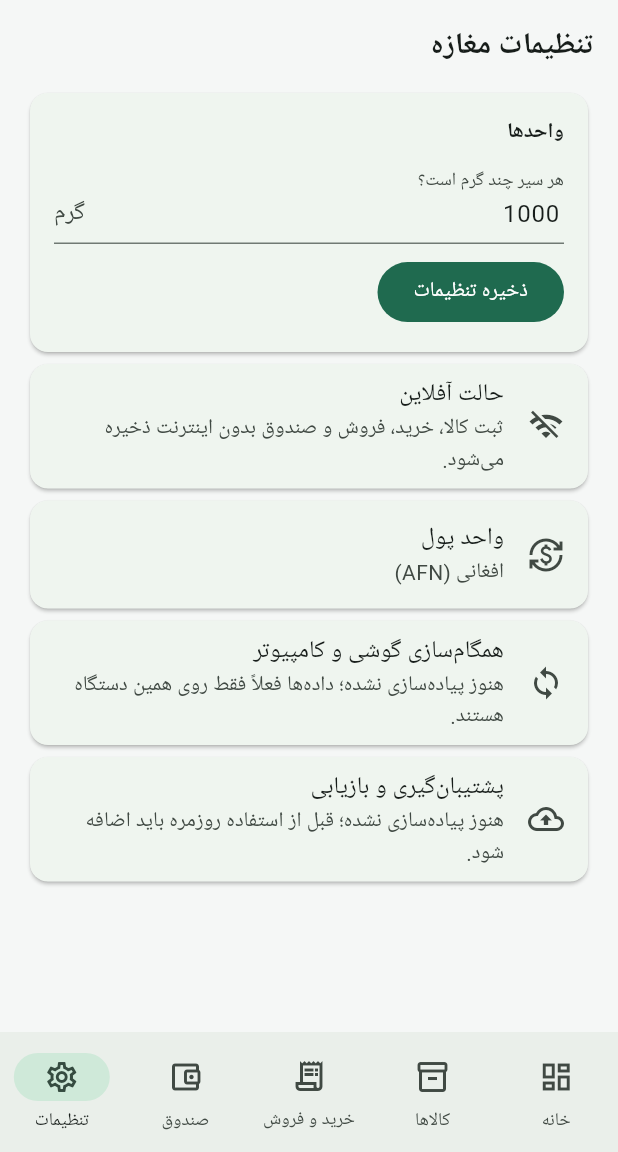
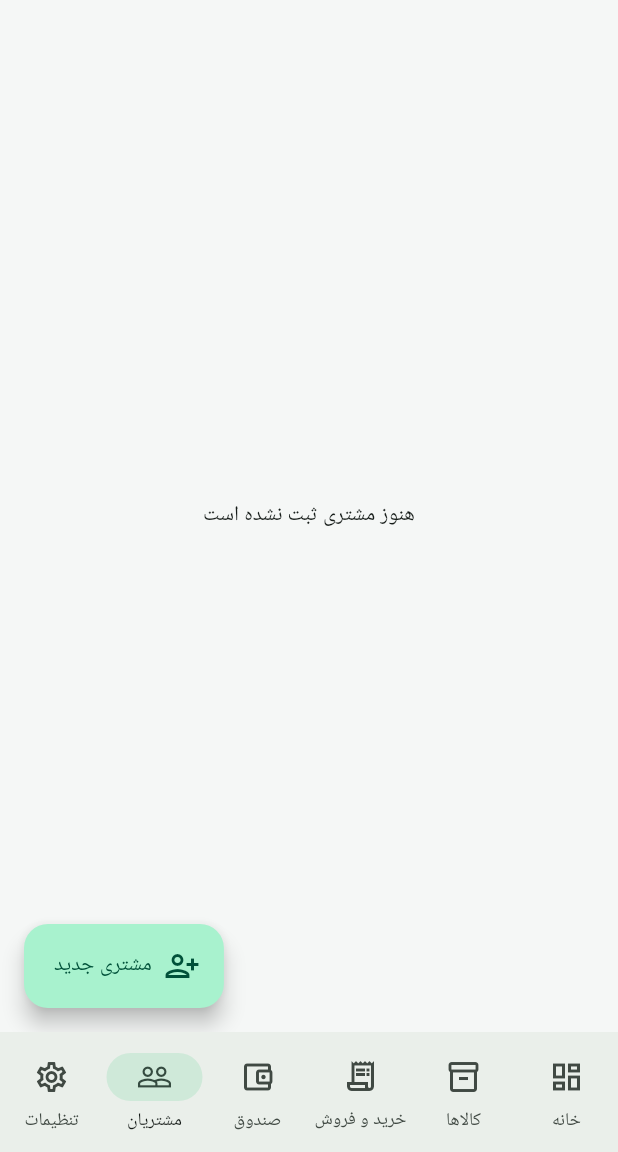
Before and after one commit to harad896-cyber/offline-shop-manager, a Flutter app: the screen it shows after launch, item 5 of the bottom bar chosen, on a phone screen of 412 x 824 dp, the part 84-1236 px from its top. Run offline on Flutter 3.47's test engine with Material 3 defaults, Android fonts, the phone set to English and light mode, and no system bars; our stand-ins replace sqflite; accounts and stored records are empty.

Commit message:
Add customer management and preserve offline database migration

```diff
--- a/lib/main.dart
+++ b/lib/main.dart
@@ -32,8 +32,8 @@ class HomePage extends StatefulWidget { const HomePage({super.key}); @override S
 class _HomePageState extends State<HomePage> {
   int tab=0,revision=0; void reload()=>setState(()=>revision++);
   @override Widget build(BuildContext context) {
-    final pages=[Dashboard(key:ValueKey('d$revision')),ProductsPage(key:ValueKey('p$revision'),onChanged:reload),EntriesPage(key:ValueKey('e$revision'),onChanged:reload),CashPage(key:ValueKey('c$revision'),onChanged:reload),SettingsPage(key:ValueKey('s$revision'))];
-    return Directionality(textDirection:ui.TextDirection.rtl,child:Scaffold(appBar:AppBar(title:const Text('مدیریت مغازه',style:TextStyle(fontWeight:FontWeight.bold)),actions:[Padding(padding:const EdgeInsetsDirectional.only(end:16),child:Center(child:Text('AFN',style:TextStyle(color:Theme.of(context).colorScheme.primary,fontWeight:FontWeight.bold))))]),body:IndexedStack(index:tab,children:pages),bottomNavigationBar:NavigationBar(selectedIndex:tab,onDestinationSelected:(v)=>setState(()=>tab=v),destinations:const [NavigationDestination(icon:Icon(Icons.dashboard_outlined),label:'خانه'),NavigationDestination(icon:Icon(Icons.inventory_2_outlined),label:'کالاها'),NavigationDestination(icon:Icon(Icons.receipt_long_outlined),label:'خرید و فروش'),NavigationDestination(icon:Icon(Icons.account_balance_wallet_outlined),label:'صندوق'),NavigationDestination(icon:Icon(Icons.settings_outlined),label:'تنظیمات')])));
+    final pages=[Dashboard(key:ValueKey('d$revision')),ProductsPage(key:ValueKey('p$revision'),onChanged:reload),EntriesPage(key:ValueKey('e$revision'),onChanged:reload),CashPage(key:ValueKey('c$revision'),onChanged:reload),CustomersPage(key:ValueKey('u$revision')),SettingsPage(key:ValueKey('s$revision'))];
+    return Directionality(textDirection:ui.TextDirection.rtl,child:Scaffold(appBar:AppBar(title:const Text('مدیریت مغازه',style:TextStyle(fontWeight:FontWeight.bold)),actions:[Padding(padding:const EdgeInsetsDirectional.only(end:16),child:Center(child:Text('AFN',style:TextStyle(color:Theme.of(context).colorScheme.primary,fontWeight:FontWeight.bold))))]),body:IndexedStack(index:tab,children:pages),bottomNavigationBar:NavigationBar(selectedIndex:tab,onDestinationSelected:(v)=>setState(()=>tab=v),destinations:const [NavigationDestination(icon:Icon(Icons.dashboard_outlined),label:'خانه'),NavigationDestination(icon:Icon(Icons.inventory_2_outlined),label:'کالاها'),NavigationDestination(icon:Icon(Icons.receipt_long_outlined),label:'خرید و فروش'),NavigationDestination(icon:Icon(Icons.account_balance_wallet_outlined),label:'صندوق'),NavigationDestination(icon:Icon(Icons.people_outline),label:'مشتریان'),NavigationDestination(icon:Icon(Icons.settings_outlined),label:'تنظیمات')])));
   }
 }
 class Dashboard extends StatelessWidget {
@@ -114,6 +114,14 @@ class _CashPageState extends State<CashPage> {
   Future<void> add() async {String type='برداشت';final amount=TextEditingController(),note=TextEditingController();final ok=await showDialog<bool>(context:context,builder:(c)=>StatefulBuilder(builder:(c,refresh)=>AlertDialog(title:const Text('ثبت تراکنش صندوق'),content:Column(mainAxisSize:MainAxisSize.min,children:[DropdownButtonFormField<String>(value:type,items:const [DropdownMenuItem(value:'برداشت',child:Text('برداشت شخصی / هزینه')),DropdownMenuItem(value:'دریافت',child:Text('دریافت پول'))],onChanged:(v)=>refresh(()=>type=v!),decoration:const InputDecoration(labelText:'نوع تراکنش')),field(amount,'مبلغ افغانی',number:true),field(note,'توضیحات')]),actions:[TextButton(onPressed:()=>Navigator.pop(c,false),child:const Text('لغو')),FilledButton(onPressed:()=>Navigator.pop(c,true),child:const Text('ثبت'))])));if(ok==true&&(double.tryParse(amount.text)??0)>0){await (await ShopDb.instance.database).insert('cash',{'type':type,'amount':double.parse(amount.text),'note':note.text,'created':DateTime.now().toIso8601String()});widget.onChanged();setState((){});}}
   @override Widget build(BuildContext context)=>Scaffold(backgroundColor:Colors.transparent,floatingActionButton:FloatingActionButton.extended(onPressed:add,icon:const Icon(Icons.add),label:const Text('ثبت صندوق')),body:FutureBuilder<List<Map<String,Object?>>>(future:ShopDb.instance.rows('cash',order:'id DESC'),builder:(c,s){if(!s.hasData)return const Center(child:CircularProgressIndicator());if(s.data!.isEmpty)return const Center(child:Text('تراکنش صندوقی ثبت نشده است'));return ListView(children:s.data!.map((x)=>ListTile(leading:Icon(x['type']=='دریافت'?Icons.add_circle:Icons.remove_circle,color:x['type']=='دریافت'?Colors.green:Colors.red),title:Text('${x['type']}'),subtitle:Text('${x['note']??''}'),trailing:PopupMenuButton<String>(onSelected:(v){if(v=='edit')editCash(x);else deleteCash(x);},itemBuilder:(c)=>const [PopupMenuItem(value:'edit',child:Text('ویرایش')),PopupMenuItem(value:'delete',child:Text('حذف'))],child:Text('${money.format(x['amount'])} AFN')))).toList());}));
 }
+
+class CustomersPage extends StatefulWidget {const CustomersPage({super.key});@override State<CustomersPage> createState()=>_CustomersPageState();}
+class _CustomersPageState extends State<CustomersPage>{
+ Future<void> form([Map<String,Object?>? x]) async {final n=TextEditingController(text:'${x?['name']??''}'),p=TextEditingController(text:'${x?['phone']??''}'),b=TextEditingController(text:'${x?['balance']??'0'}');final ok=await showDialog<bool>(context:context,builder:(c)=>AlertDialog(title:Text(x==null?'مشتری جدید':'ویرایش مشتری'),content:Column(mainAxisSize:MainAxisSize.min,children:[field(n,'نام مشتری'),field(p,'شماره تماس'),field(b,'مانده حساب (مثبت=طلب، منفی=بدهی)',number:true)]),actions:[TextButton(onPressed:()=>Navigator.pop(c,false),child:const Text('لغو')),FilledButton(onPressed:()=>Navigator.pop(c,true),child:const Text('ذخیره'))]));if(ok==true&&n.text.trim().isNotEmpty){final db=await ShopDb.instance.database;final v={'name':n.text.trim(),'phone':p.text.trim(),'balance':double.tryParse(b.text)??0.0};if(x==null){await db.insert('customers',v);}else{await db.update('customers',v,where:'id=?',whereArgs:[x['id']]);}setState((){});}}
+ Future<void> remove(Map<String,Object?> x) async {final ok=await showDialog<bool>(context:context,builder:(c)=>AlertDialog(title:const Text('حذف مشتری'),content:Text('مشتری ${x['name']} حذف شود؟'),actions:[TextButton(onPressed:()=>Navigator.pop(c,false),child:const Text('لغو')),FilledButton(onPressed:()=>Navigator.pop(c,true),child:const Text('حذف'))]));if(ok==true){await (await ShopDb.instance.database).delete('customers',where:'id=?',whereArgs:[x['id']]);setState((){});}}
+ @override Widget build(BuildContext context)=>Scaffold(backgroundColor:Colors.transparent,floatingActionButton:FloatingActionButton.extended(onPressed:()=>form(),icon:const Icon(Icons.person_add_alt),label:const Text('مشتری جدید')),body:FutureBuilder<List<Map<String,Object?>>>(future:ShopDb.instance.rows('customers',order:'name COLLATE NOCASE'),builder:(c,s){if(!s.hasData)return const Center(child:CircularProgressIndicator());if(s.data!.isEmpty)return const Center(child:Text('هنوز مشتری ثبت نشده است'));return ListView.builder(padding:const EdgeInsets.only(bottom:90),itemCount:s.data!.length,itemBuilder:(c,i){final x=s.data![i];final bal=(x['balance'] as num).toDouble();return Card(child:ListTile(leading:const CircleAvatar(child:Icon(Icons.person_outline)),title:Text('${x['name']}'),subtitle:Text('${x['phone']??''}'),trailing:PopupMenuButton<String>(onSelected:(v){if(v=='edit')form(x);else remove(x);},itemBuilder:(c)=>const [PopupMenuItem(value:'edit',child:Text('ویرایش')),PopupMenuItem(value:'delete',child:Text('حذف'))],child:Text('${money.format(bal)} AFN',style:TextStyle(fontWeight:FontWeight.bold,color:bal>=0?Colors.green:Colors.red)))));});}));
+}
+
 class SettingsPage extends StatefulWidget {const SettingsPage({super.key});@override State<SettingsPage> createState()=>_SettingsPageState();}
 class _SettingsPageState extends State<SettingsPage> {
   final seer=TextEditingController();
```
